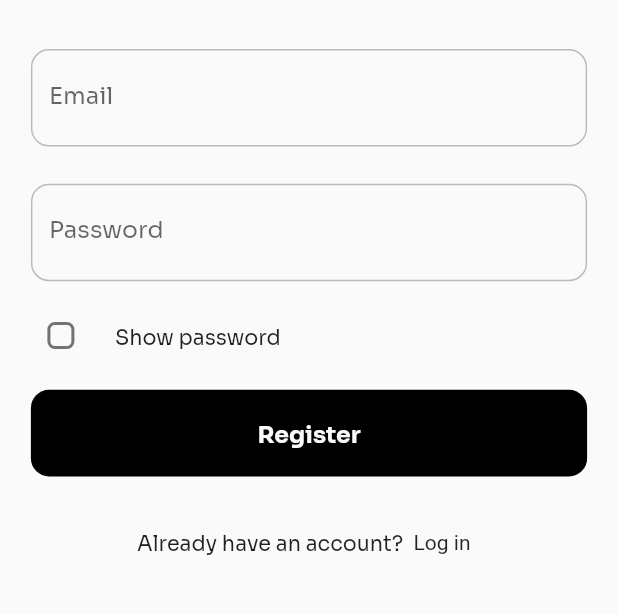
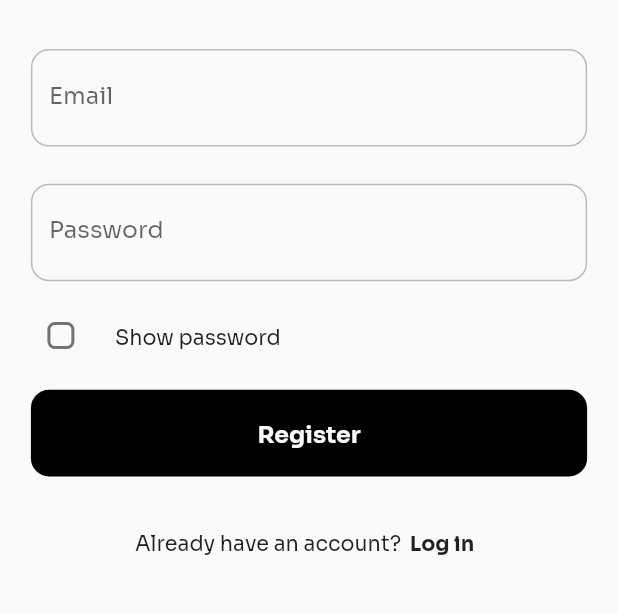
Before and after one commit to o-ifeanyi/checklist, a Flutter app: the screen it shows after launch, on a phone screen of 412 x 824 dp, the part 338-952 px from its top. Run offline on Flutter 3.47's test engine with Material 2 defaults, Android fonts, the phone set to English and light mode, and no system bars; drawn by our look-alikes of overlay_support; our stand-ins replace connectivity_plus, dartz, dio, get_it, go_router, google_fonts and 3 more; accounts and stored records are empty.

Commit message:
Update config.dart

```diff
--- a/checklist_app/lib/core/util/config.dart
+++ b/checklist_app/lib/core/util/config.dart
@@ -6,6 +6,7 @@ import 'package:google_fonts/google_fonts.dart';
 class Config {
   static bool get isAndroid => Platform.isAndroid;
   static bool get isIOS => Platform.isIOS;
+  static bool get isMacOS => Platform.isMacOS;
 
   static bool isPotrait(BuildContext context) {
     final mediaQuery = MediaQuery.of(context);
@@ -59,6 +60,12 @@ class Config {
         height: 1.6,
       );
 
+  static TextStyle b2b(BuildContext context) => GoogleFonts.sora(
+        fontSize: textSize(context, 1.5),
+        fontWeight: FontWeight.w700,
+        height: 1.6,
+      );
+
   static EdgeInsets contentPadding(BuildContext context,
       {double? h, double? v}) {
     if (v != null) {
```
